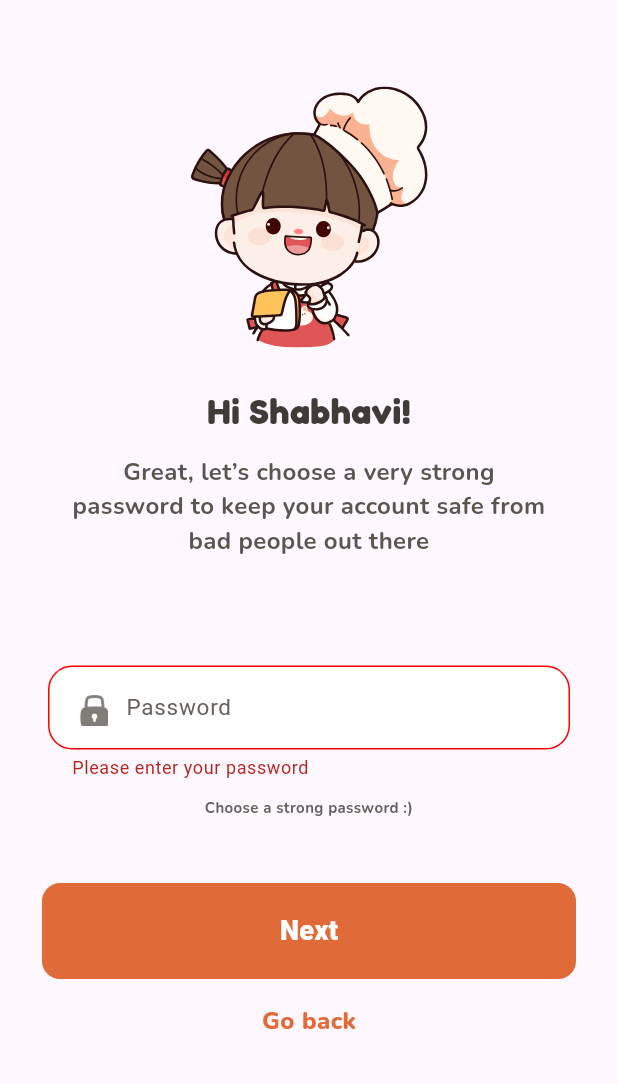
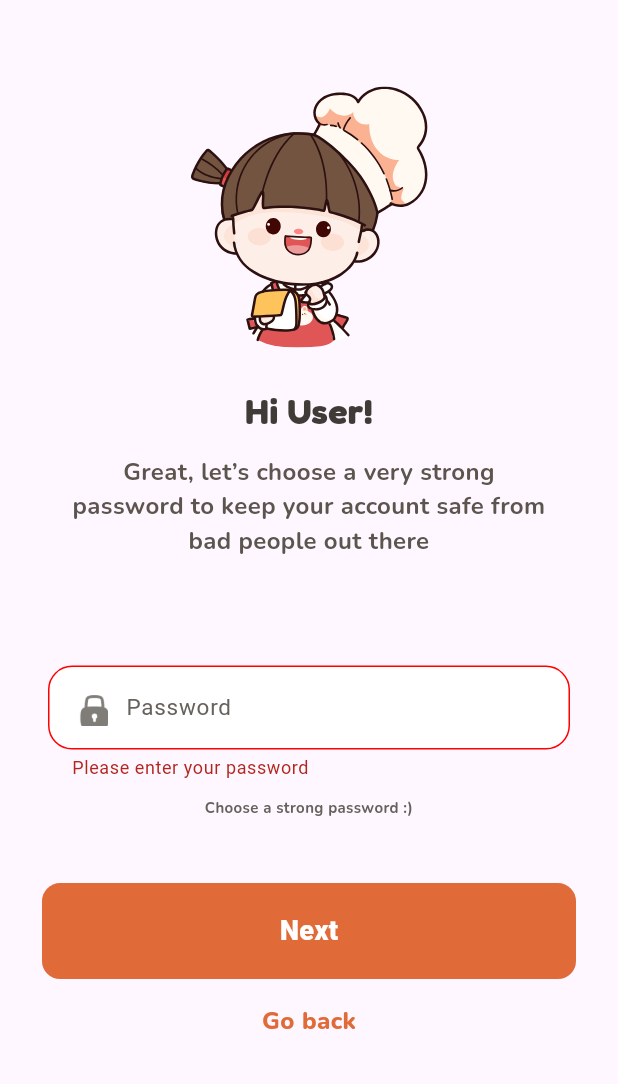
Before and after one commit to Mahmoud-ElShorbagy/candy_buy, a Flutter app: the RegisterPasswordView widget shown alone on an empty page, opened directly, on a phone screen of 412 x 824 dp, the part 152-1236 px from its top. Run offline on Flutter 3.47's test engine with Material 3 defaults, Android fonts, the phone set to English and light mode, and no system bars; our stand-ins replace cloud_firestore, equatable, firebase_auth, firebase_core, flutter_bloc, flutter_svg; accounts and stored records are empty.

Commit message:
edit page register email and password

```diff
--- a/lib/auth/register/register_email/view.dart
+++ b/lib/auth/register/register_email/view.dart
@@ -1,9 +1,9 @@
+import 'package:candy_buy/core/route_utils/route_names.dart';
 import 'package:candy_buy/widgets/custom_image.dart';
 import 'package:flutter/material.dart';
 import 'package:flutter_bloc/flutter_bloc.dart';
 
 import '../../../core/helpers/validators.dart';
-import '../../../core/route_utils/route_utils.dart';
 import '../../../widgets/custom_logo.dart';
 import '../register_page/cubit.dart';
 import '../../../widgets/app_text.dart';
@@ -21,7 +21,7 @@ class RegisterEmailView extends StatelessWidget {
   @override
   Widget build(BuildContext context) {
     final String nameController =
-        ModalRoute.of(context)!.settings.arguments as String;
+        ModalRoute.of(context)?.settings.arguments as String? ?? "User";
     return ListView(
       children: [
         Container(
@@ -91,7 +91,7 @@ class RegisterEmailView extends StatelessWidget {
         Center(
           child: CustomTextRich(
             onTap: () {
-              RouteUtils.goBack(context);
+              Navigator.pushNamed(context, RouteNames.rigestername);
             },
             text: "Go back",
           ),
--- a/lib/auth/register/register_password/view.dart
+++ b/lib/auth/register/register_password/view.dart
@@ -19,6 +19,8 @@ class RegisterPasswordView extends StatelessWidget {
 
   @override
   Widget build(BuildContext context) {
+    final String nameController =
+        ModalRoute.of(context)?.settings.arguments as String? ?? "User";
     return ListView(
       children: [
         Container(
@@ -32,8 +34,8 @@ class RegisterPasswordView extends StatelessWidget {
               width: 158,
               height: 174),
         ),
-        const AppText(
-            textBold: "Hi Shabhavi!",
+        AppText(
+            textBold: "Hi $nameController!",
             text:
                 "Great, let’s choose a very strong password to keep your account safe from bad people out there "),
         const SizedBox(
--- a/lib/views/view_candy/home/view.dart
+++ b/lib/views/view_candy/home/view.dart
@@ -4,7 +4,6 @@ import 'package:candy_buy/views/view_candy/app_bar/view.dart';
 import 'package:candy_buy/views/view_candy/scrollable_candy_List/view.dart';
 import 'package:candy_buy/widgets/app_text.dart';
 import 'package:flutter/material.dart';
-import '../../../core/route_utils/route_utils.dart';
 import '../categories_body/view.dart';
 
 class HomeView extends StatelessWidget {
```
